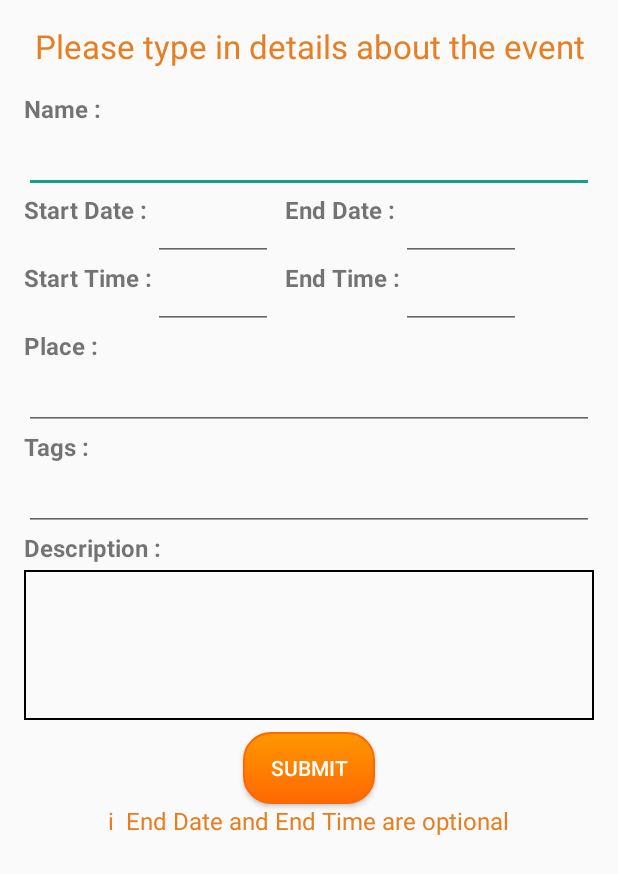
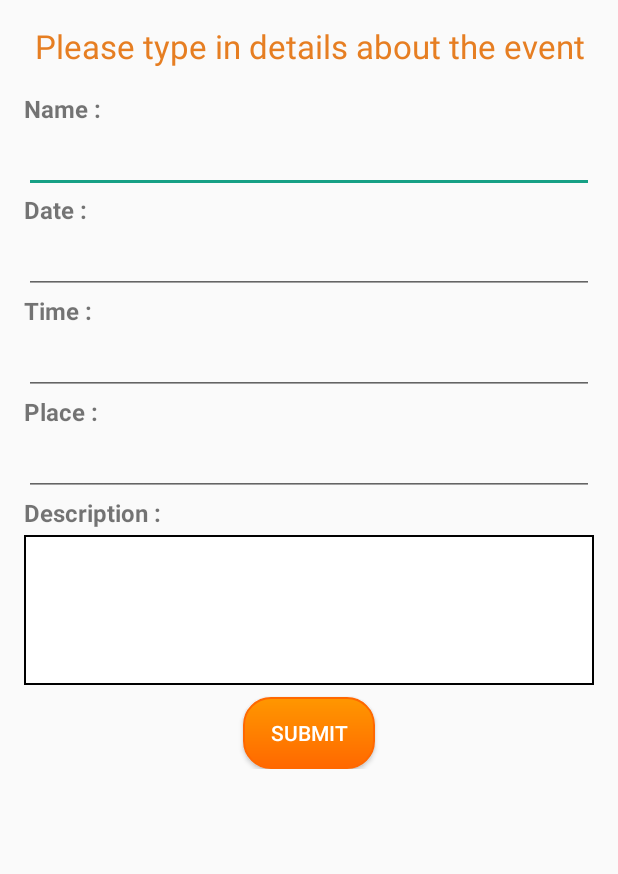
Before and after one commit to heinhtetoo/uniEvent, an Android app: the layout view_new_event.xml on its own in the app's theme, with its tools: preview values and no code run, on a phone screen of 412 x 824 dp. Shown: the top 874 px of the screen. Run offline under Robolectric (Android 15) with nearby library versions, the phone set to English and light mode, and no system bars.

Commit message:
event added dialog added

```diff
--- a/app/src/main/AndroidManifest.xml
+++ b/app/src/main/AndroidManifest.xml
@@ -34,8 +34,6 @@
             android:label="@string/app_name"
             android:screenOrientation="portrait"/>
 
-        <activity android:name=".AddEventActivity"
-            android:theme="@style/AppTheme.NoActionBar"/>
     </application>
 
 </manifest>
--- a/app/src/main/res/drawable/edit_text_desc_background.xml
+++ b/app/src/main/res/drawable/edit_text_desc_background.xml
@@ -1,4 +1,5 @@
 <shape xmlns:android="http://schemas.android.com/apk/res/android">
+    <solid android:color="#ffffff" />
     <stroke
         android:width="1dp"
         android:color="#000" />
--- a/app/src/main/res/layout/view_new_event.xml
+++ b/app/src/main/res/layout/view_new_event.xml
@@ -1,6 +1,11 @@
+<ScrollView android:layout_height="wrap_content"
+    android:layout_width="match_parent"
+    xmlns:android="http://schemas.android.com/apk/res/android">
+
     <RelativeLayout xmlns:android="http://schemas.android.com/apk/res/android"
         android:layout_width="match_parent"
-    android:layout_height="match_parent">
+        android:layout_height="match_parent"
+        android:paddingBottom="@dimen/margin_medium_2">
 
         <TextView
             android:id="@+id/tv_event_instruction"
@@ -26,88 +31,55 @@
             android:id="@+id/et_event_name"
             android:layout_width="match_parent"
             android:layout_height="wrap_content"
-        android:layout_marginRight="@dimen/margin_medium_2"
+            android:layout_below="@id/tv_event_name"
             android:layout_marginLeft="@dimen/margin_medium_2"
-        android:layout_below="@id/tv_event_name" />
+            android:layout_marginRight="@dimen/margin_medium_2" />
 
         <TextView
-        android:id="@+id/tv_event_start_date"
+            android:id="@+id/tv_event_date"
             android:layout_width="wrap_content"
             android:layout_height="wrap_content"
             android:layout_below="@id/et_event_name"
             android:paddingLeft="@dimen/margin_medium_2"
-        android:text="Start Date : "
+            android:text="Date : "
             android:textSize="@dimen/text_regular_2x"
             android:textStyle="bold" />
 
         <EditText
-        android:id="@+id/et_start_date"
-        android:layout_width="@dimen/et_date_width"
+            android:id="@+id/et_event_date"
+            android:layout_width="match_parent"
             android:layout_height="wrap_content"
-        android:layout_below="@id/et_event_name"
-        android:layout_toRightOf="@id/tv_event_start_date" />
+            android:layout_below="@id/tv_event_date"
+            android:editable="false"
+            android:layout_marginLeft="@dimen/margin_medium_2"
+            android:layout_marginRight="@dimen/margin_medium_2" />
+
 
         <TextView
-        android:id="@+id/tv_event_end_date"
+            android:id="@+id/tv_event_time"
             android:layout_width="wrap_content"
             android:layout_height="wrap_content"
-        android:layout_below="@id/et_event_name"
-        android:layout_toRightOf="@id/et_start_date"
-        android:paddingLeft="@dimen/margin_medium"
-        android:text="End Date : "
+            android:layout_below="@id/et_event_date"
+            android:paddingLeft="@dimen/margin_medium_2"
+            android:text="Time : "
             android:textSize="@dimen/text_regular_2x"
             android:textStyle="bold" />
 
         <EditText
-        android:id="@+id/et_end_date"
-        android:layout_width="@dimen/et_date_width"
+            android:id="@+id/et_event_time"
+            android:layout_width="match_parent"
             android:layout_height="wrap_content"
-        android:layout_below="@id/et_event_name"
-        android:layout_toRightOf="@id/tv_event_end_date" />
+            android:layout_below="@id/tv_event_time"
+            android:editable="false"
+            android:layout_marginLeft="@dimen/margin_medium_2"
+            android:layout_marginRight="@dimen/margin_medium_2" />
 
-    <TextView
-        android:id="@+id/tv_event_start_time"
-        android:layout_width="wrap_content"
-        android:layout_height="wrap_content"
-        android:layout_below="@id/et_start_date"
-        android:paddingLeft="@dimen/margin_medium_2"
-        android:text="Start Time : "
-        android:textSize="@dimen/text_regular_2x"
-        android:textStyle="bold" />
-
-    <EditText
-        android:id="@+id/et_start_time"
-        android:layout_width="@dimen/et_date_width"
-        android:layout_height="wrap_content"
-        android:layout_alignLeft="@id/et_start_date"
-        android:layout_below="@id/et_start_date"
-        android:layout_toRightOf="@id/tv_event_start_time" />
-
-    <TextView
-        android:id="@+id/tv_event_end_time"
-        android:layout_width="wrap_content"
-        android:layout_height="wrap_content"
-        android:layout_below="@id/et_end_date"
-        android:layout_toRightOf="@id/et_start_time"
-        android:layout_alignLeft="@id/tv_event_end_date"
-        android:paddingLeft="@dimen/margin_medium"
-        android:text="End Time : "
-        android:textSize="@dimen/text_regular_2x"
-        android:textStyle="bold" />
-
-    <EditText
-        android:id="@+id/et_end_time"
-        android:layout_width="@dimen/et_date_width"
-        android:layout_height="wrap_content"
-        android:layout_alignLeft="@id/et_end_date"
-        android:layout_below="@id/et_end_date"
-        android:layout_toRightOf="@id/tv_event_end_time" />
 
         <TextView
             android:id="@+id/tv_place"
             android:layout_width="wrap_content"
             android:layout_height="wrap_content"
-        android:layout_below="@id/et_start_time"
+            android:layout_below="@id/et_event_time"
             android:paddingLeft="@dimen/margin_medium_2"
             android:text="Place : "
             android:textSize="@dimen/text_regular_2x"
@@ -118,32 +90,14 @@
             android:layout_width="match_parent"
             android:layout_height="wrap_content"
             android:layout_below="@id/tv_place"
-        android:layout_marginRight="@dimen/margin_medium_2"
-        android:layout_marginLeft="@dimen/margin_medium_2"/>
-
-    <TextView
-        android:id="@+id/tv_tags"
-        android:layout_width="wrap_content"
-        android:layout_height="wrap_content"
-        android:layout_below="@id/et_place"
-        android:paddingLeft="@dimen/margin_medium_2"
-        android:text="Tags : "
-        android:textSize="@dimen/text_regular_2x"
-        android:textStyle="bold" />
-
-    <EditText
-        android:id="@+id/et_tags"
-        android:layout_width="match_parent"
-        android:layout_height="wrap_content"
-        android:layout_marginRight="@dimen/margin_medium_2"
             android:layout_marginLeft="@dimen/margin_medium_2"
-        android:layout_below="@id/tv_tags" />
+            android:layout_marginRight="@dimen/margin_medium_2" />
 
         <TextView
             android:id="@+id/tv_description"
             android:layout_width="wrap_content"
             android:layout_height="wrap_content"
-        android:layout_below="@id/et_tags"
+            android:layout_below="@id/et_place"
             android:paddingLeft="@dimen/margin_medium_2"
             android:text="Description : "
             android:textSize="@dimen/text_regular_2x"
@@ -151,34 +105,27 @@
 
         <EditText
             android:id="@+id/et_description"
-        android:gravity="top|left"
-        android:padding="@dimen/margin_small"
             android:layout_width="match_parent"
             android:layout_height="100dp"
             android:layout_below="@id/tv_description"
-        android:layout_marginTop="@dimen/margin_small"
             android:layout_marginLeft="@dimen/margin_medium_2"
             android:layout_marginRight="@dimen/margin_medium_2"
+            android:layout_marginTop="@dimen/margin_small"
             android:background="@drawable/edit_text_desc_background"
-        />
+            android:gravity="top|left"
+            android:padding="@dimen/margin_small" />
+
         <Button
             android:id="@+id/btn_submit"
             android:layout_width="wrap_content"
             android:layout_height="wrap_content"
+            android:layout_below="@id/et_description"
+            android:layout_centerHorizontal="true"
+            android:layout_marginTop="@dimen/margin_medium"
+            android:background="@drawable/button_background"
             android:text="submit"
-        android:background="@drawable/button_background"
-        android:textColor="@android:color/white"
-        android:layout_marginTop="@dimen/margin_medium"
-        android:layout_below="@id/et_description"
-        android:layout_centerHorizontal="true"/>
-    <TextView
-        android:layout_width="wrap_content"
-        android:layout_height="wrap_content"
-        android:layout_below="@id/btn_submit"
-        android:text="i  End Date and End Time are optional"
-        android:textSize="@dimen/text_regular_2x"
-        android:layout_centerHorizontal="true"
-        android:textColor="@color/colorPrimary"/>
+            android:textColor="@android:color/white" />
 
 
     </RelativeLayout>
+</ScrollView>
```
Also changed, not shown: app/src/main/java/com/sd/heinhtetoo/mytestapp/AddEventActivity.java (deleted, +0 -20 lines), app/src/main/java/com/sd/heinhtetoo/mytestapp/AddEventDialogFragment.java (added, +173 -0 lines), app/src/main/java/com/sd/heinhtetoo/mytestapp/EventListFragment.java (+6 -4 lines), 2 other files. Lines whose indentation alone changed are shown as unchanged.
